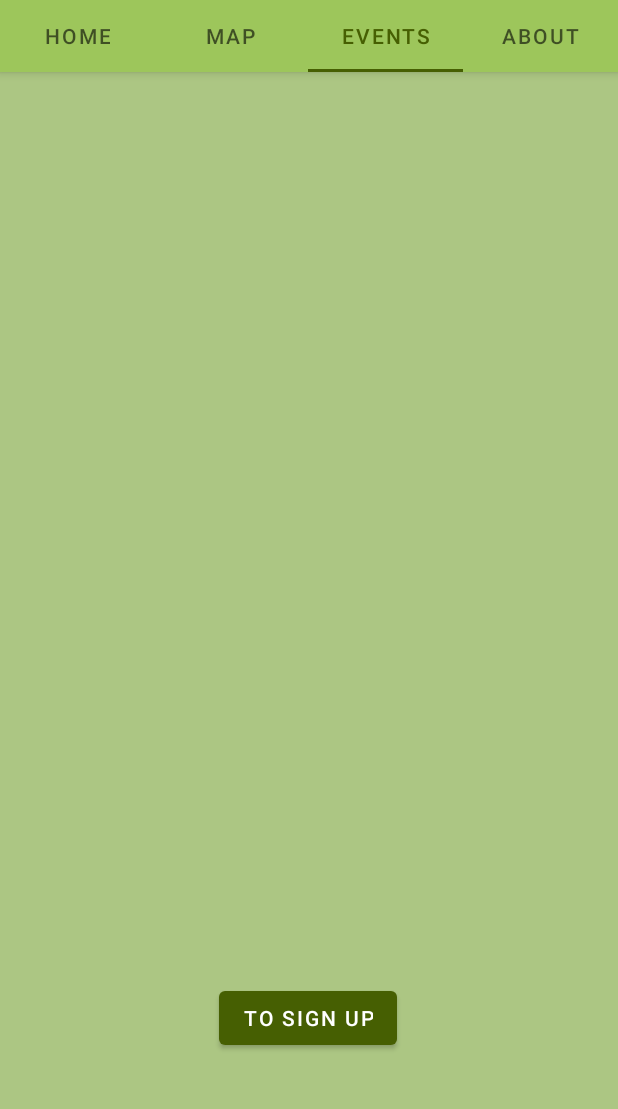
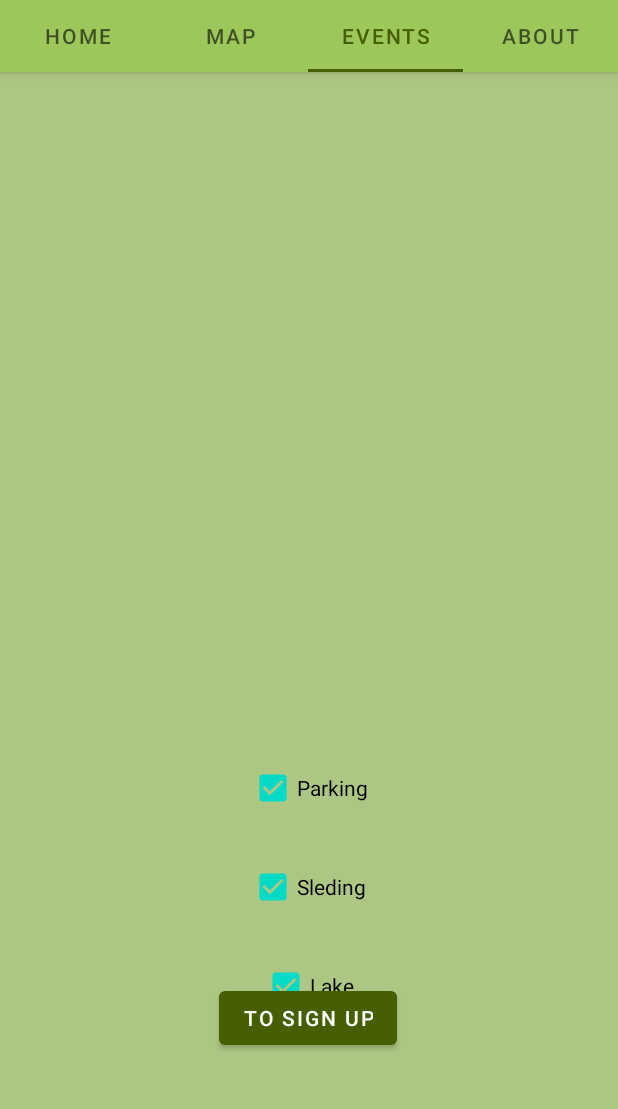
Before and after one commit to ArvindK2006/DGApp, an Android app: the fragment MapsFragment placed in its activity, tab 3 chosen, on a phone screen of 412 x 824 dp, the part 84-1193 px from its top. Run offline under Robolectric (Android 15) with nearby library versions, the phone set to English and light mode, and no system bars; our stand-ins replace navigation-ui; network calls fail.

Commit message:
april 26 2023
added checkboxes

```diff
--- a/TabLayoutDemo/app/src/main/res/layout/fragment_maps.xml
+++ b/TabLayoutDemo/app/src/main/res/layout/fragment_maps.xml
@@ -56,4 +56,43 @@
         app:layout_constraintTop_toTopOf="parent"
         app:layout_constraintVertical_bias="0.0" />
 
+    <CheckBox
+        android:id="@+id/ParkingEnable"
+        android:layout_width="wrap_content"
+        android:layout_height="wrap_content"
+        android:text="Parking"
+        android:checked="true"
+        app:layout_constraintBottom_toBottomOf="parent"
+        app:layout_constraintEnd_toEndOf="parent"
+        app:layout_constraintHorizontal_bias="0.498"
+        app:layout_constraintStart_toStartOf="parent"
+        app:layout_constraintTop_toTopOf="parent"
+        app:layout_constraintVertical_bias="0.718" />
+
+    <CheckBox
+        android:id="@+id/LakeEnable"
+        android:layout_width="wrap_content"
+        android:layout_height="wrap_content"
+        android:text="Lake"
+        android:checked="true"
+        app:layout_constraintBottom_toBottomOf="parent"
+        app:layout_constraintEnd_toEndOf="parent"
+        app:layout_constraintHorizontal_bias="0.498"
+        app:layout_constraintStart_toStartOf="parent"
+        app:layout_constraintTop_toTopOf="parent"
+        app:layout_constraintVertical_bias="0.888" />
+
+    <CheckBox
+        android:id="@+id/SledingHillEnable"
+        android:layout_width="wrap_content"
+        android:layout_height="wrap_content"
+        android:text="Sleding"
+        android:checked="true"
+        app:layout_constraintBottom_toBottomOf="parent"
+        app:layout_constraintEnd_toEndOf="parent"
+        app:layout_constraintHorizontal_bias="0.498"
+        app:layout_constraintStart_toStartOf="parent"
+        app:layout_constraintTop_toTopOf="parent"
+        app:layout_constraintVertical_bias="0.803" />
+
 </androidx.constraintlayout.widget.ConstraintLayout>
```
Lines whose indentation alone changed are shown as unchanged.
